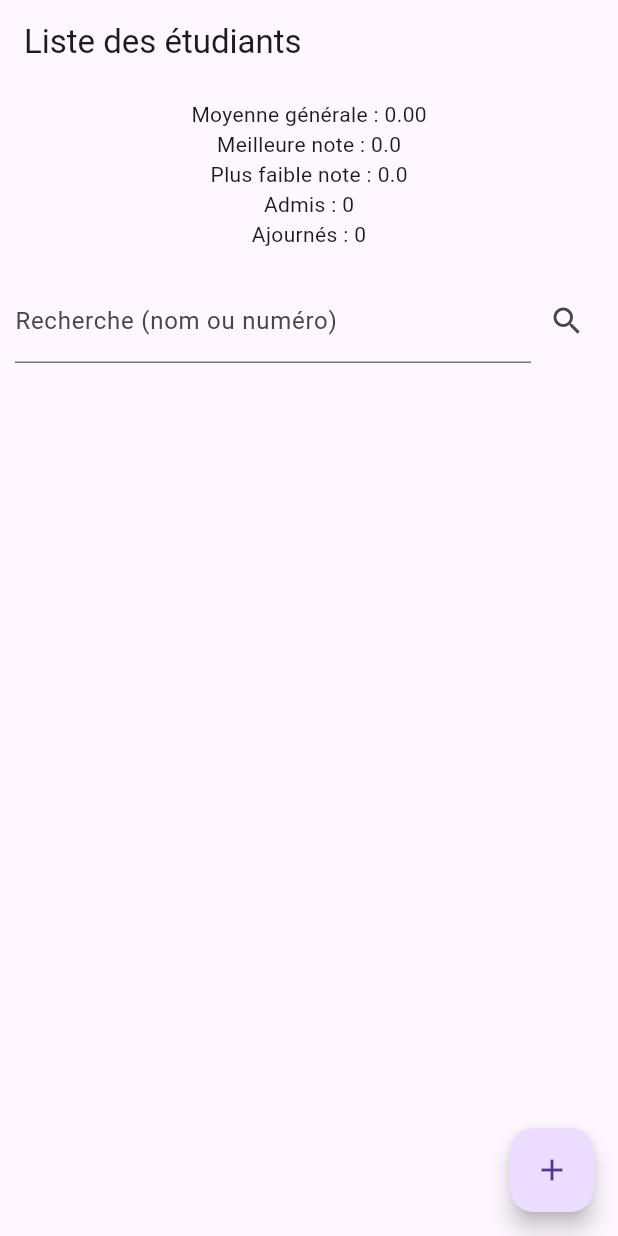
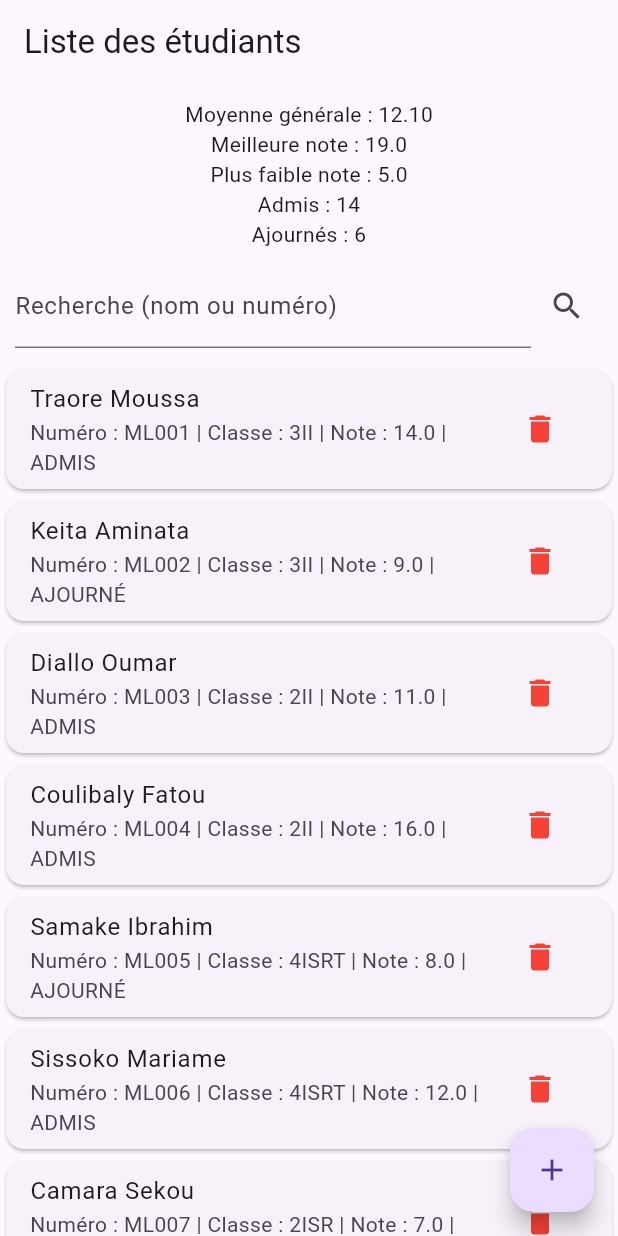
Before and after one commit to samakemoulayelabass-star/examen_s1_9503706, a Flutter app: the EtudiantList screen opened directly, on a phone screen of 412 x 824 dp. Run offline on Flutter 3.47's test engine with Material 3 defaults, Android fonts, the light colour scheme and no system bars.

Commit message:
mon pemie commt

```diff
--- a/lib/etudiant_list.dart
+++ b/lib/etudiant_list.dart
@@ -10,12 +10,35 @@ class EtudiantList extends StatefulWidget {
 }
 
 class _EtudiantListState extends State<EtudiantList> {
-  List<Etudiant> etudiants = [];
+
+  // ✅ 20 étudiants déjà ajoutés
+  List<Etudiant> etudiants = [
+    Etudiant("ML001", "Traore", "Moussa", "3II", 14),
+    Etudiant("ML002", "Keita", "Aminata", "3II", 9),
+    Etudiant("ML003", "Diallo", "Oumar", "2II", 11),
+    Etudiant("ML004", "Coulibaly", "Fatou", "2II", 16),
+    Etudiant("ML005", "Samake", "Ibrahim", "4ISRT", 8),
+    Etudiant("ML006", "Sissoko", "Mariame", "4ISRT", 12),
+    Etudiant("ML007", "Camara", "Sekou", "2ISR", 7),
+    Etudiant("ML008", "Diarra", "Awa", "2ISR", 15),
+    Etudiant("ML009", "Maiga", "Abdoulaye", "1GLT", 10),
+    Etudiant("ML010", "Konate", "Salimata", "1GLT", 13),
+    Etudiant("ML011", "Fofana", "Boubacar", "1GRH", 6),
+    Etudiant("ML012", "Sangare", "Kadidia", "1GRH", 17),
+    Etudiant("ML013", "Toure", "Mohamed", "1CPA", 11),
+    Etudiant("ML014", "Cisse", "Hawa", "1CPA", 18),
+    Etudiant("ML015", "Kone", "Adama", "1CPB", 9),
+    Etudiant("ML016", "Bagayoko", "Mariam", "1CPB", 14),
+    Etudiant("ML017", "Doumbia", "Yacouba", "3II", 5),
+    Etudiant("ML018", "Sidibe", "Aissata", "3II", 16),
+    Etudiant("ML019", "Dembélé", "Issa", "2II", 12),
+    Etudiant("ML020", "Ouattara", "Nene", "2II", 19),
+  ];
 
   final searchController = TextEditingController();
   List<Etudiant> resultatRecherche = [];
 
-
+  // ====== CALCULS OBLIGATOIRES ======
 
   double moyenne() {
     double somme = 0;
@@ -26,23 +49,17 @@ class _EtudiantListState extends State<EtudiantList> {
   }
 
   double meilleureNote() {
-    if (etudiants.isEmpty) return 0;
     double max = etudiants[0].note;
     for (var e in etudiants) {
-      if (e.note > max) {
-        max = e.note;
-      }
+      if (e.note > max) max = e.note;
     }
     return max;
   }
 
   double plusFaibleNote() {
-    if (etudiants.isEmpty) return 0;
     double min = etudiants[0].note;
     for (var e in etudiants) {
-      if (e.note < min) {
-        min = e.note;
-      }
+      if (e.note < min) min = e.note;
     }
     return min;
   }
@@ -63,28 +80,23 @@ class _EtudiantListState extends State<EtudiantList> {
     return c;
   }
 
-
   void rechercherEtudiant() {
     resultatRecherche.clear();
-
     for (var e in etudiants) {
-      if (e.nom.toLowerCase() ==
-              searchController.text.toLowerCase() ||
+      if (e.nom.toLowerCase() == searchController.text.toLowerCase() ||
           e.numero == searchController.text) {
         resultatRecherche.add(e);
       }
     }
-
     setState(() {});
   }
+
+  // ====== UI ======
 
   @override
   Widget build(BuildContext context) {
     return Scaffold(
-      appBar: AppBar(
-        title: const Text("Liste des étudiants"),
-      ),
-
+      appBar: AppBar(title: const Text("Liste des étudiants")),
 
       floatingActionButton: FloatingActionButton(
         onPressed: () async {
@@ -106,15 +118,11 @@ class _EtudiantListState extends State<EtudiantList> {
         children: [
           const SizedBox(height: 10),
 
-
           Text("Moyenne générale : ${moyenne().toStringAsFixed(2)}"),
           Text("Meilleure note : ${meilleureNote()}"),
           Text("Plus faible note : ${plusFaibleNote()}"),
           Text("Admis : ${admis()}"),
           Text("Ajournés : ${ajournes()}"),
-
-          const SizedBox(height: 10),
-
 
           Padding(
             padding: const EdgeInsets.all(10),
@@ -135,7 +143,6 @@ class _EtudiantListState extends State<EtudiantList> {
               ],
             ),
           ),
-
 
           Expanded(
             child: ListView.builder(
--- a/lib/lowder.dart
+++ b/lib/lowder.dart
@@ -9,14 +9,12 @@ class Lowder extends StatefulWidget {
 }
 
 class _LowderState extends State<Lowder> {
-
   @override
   void initState() {
     super.initState();
 
     Future.delayed(const Duration(seconds: 3), () {
       if (!mounted) return;
-
       Navigator.pushReplacement(
         context,
         MaterialPageRoute(builder: (_) => const LoginPage()),
@@ -27,9 +25,7 @@ class _LowderState extends State<Lowder> {
   @override
   Widget build(BuildContext context) {
     return const Scaffold(
-      body: Center(
-        child: CircularProgressIndicator(),
-      ),
+      body: Center(child: CircularProgressIndicator()),
     );
   }
 }
--- a/lib/main.dart
+++ b/lib/main.dart
@@ -10,9 +10,8 @@ class MyApp extends StatelessWidget {
 
   @override
   Widget build(BuildContext context) {
-    return MaterialApp(
+    return const MaterialApp(
       debugShowCheckedModeBanner: false,
-      title: 'Gestion Etudiants',
       home: Lowder(),
     );
   }
```
Also changed, not shown: lib/login_page.dart (+3 -11 lines).
